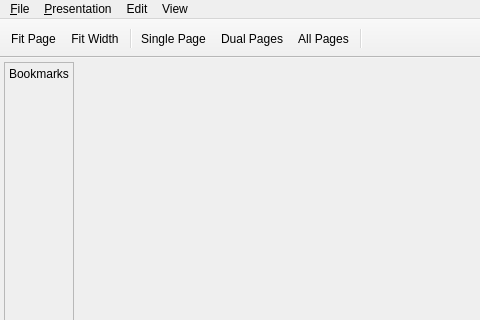
Before: the Qt Designer form src-qt5/desktop-utils/lumina-pdf/mainUI.ui in lumina-desktop/lumina, drawn with Qt 5; both pictures show x 0 to 480 and y 0 to 320 of the 697 by 694 pixel window.
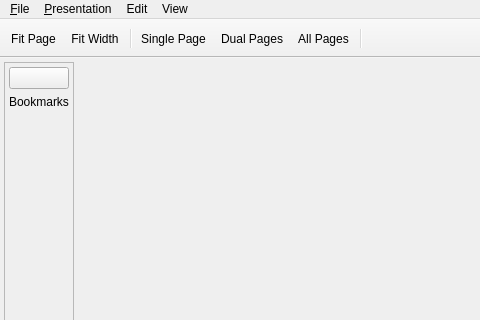
After: the same form once the commit is applied.

Commit message: Fixed the find/bookmark widgets and rotation for lumina-pdf

The edit to the form file:
```diff
--- a/src-qt5/desktop-utils/lumina-pdf/mainUI.ui
+++ b/src-qt5/desktop-utils/lumina-pdf/mainUI.ui
@@ -54,6 +54,13 @@
        <property name="bottomMargin">
         <number>4</number>
        </property>
+       <item>
+        <widget class="QPushButton" name="closeBookmarks">
+         <property name="text">
+          <string/>
+         </property>
+        </widget>
+       </item>
        <item>
         <widget class="QLabel" name="label_2">
          <property name="text">
```
Left out of the diff: 2 changed lines with no effect on the pictures. The commit also changes 4 other files.
